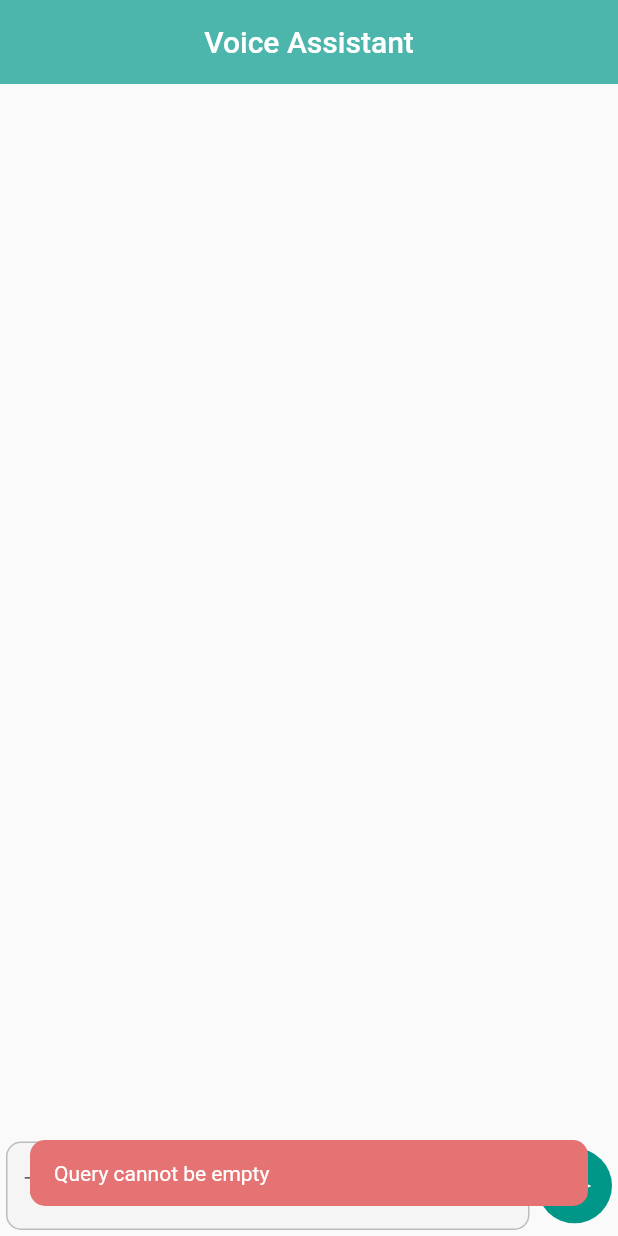
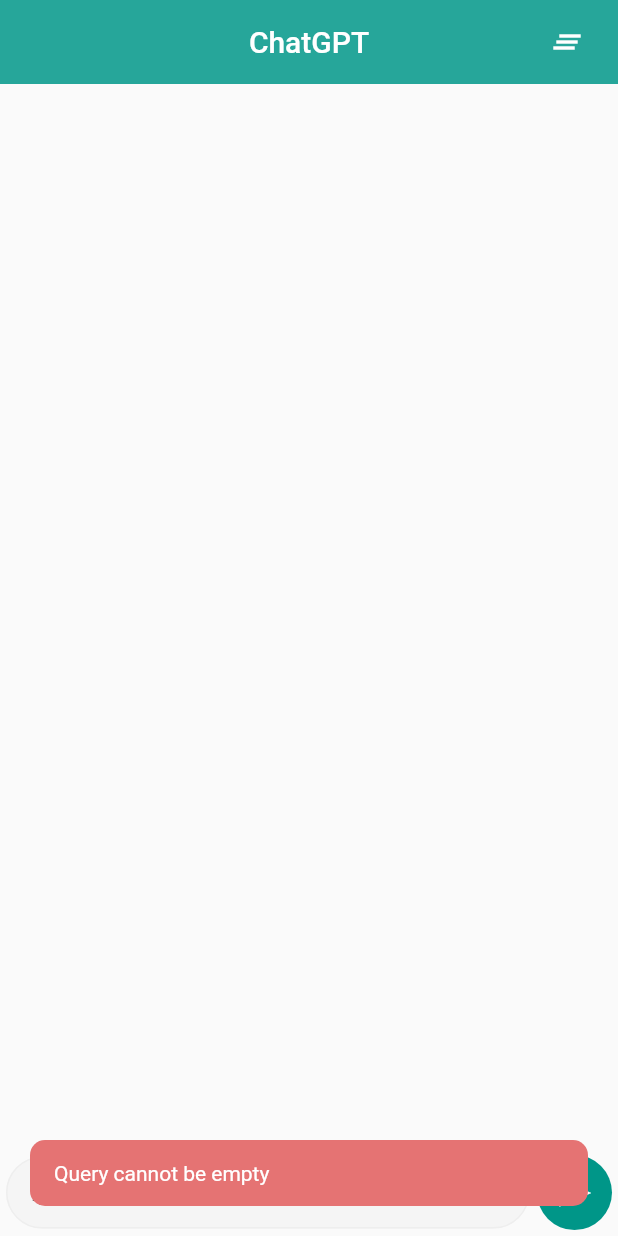
Before and after one commit to Zasaz/chat-assistant-chatGPT, a Flutter app: the screen it shows after launch, after a tap on the "send" icon, on a phone screen of 412 x 824 dp. Run offline on Flutter 3.47's test engine with Material 2 defaults, Android fonts, the phone set to English and light mode, and no system bars; our stand-ins replace flutter_riverpod, fluttertoast.

Commit message:
updated final commit

```diff
--- a/lib/core/constants/app_urls.dart
+++ b/lib/core/constants/app_urls.dart
@@ -5,7 +5,7 @@ class AppUrls {
 
   static String baseUrl = 'https://api.openai.com/v1/completions';
   static String bearerToken =
-      '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';
+      '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'; // Replace your own key
 }
 
 String prettyJson(jsonObject) {
--- a/lib/core/constants/app_utils.dart
+++ b/lib/core/constants/app_utils.dart
@@ -9,4 +9,20 @@ class AppUtils {
       backgroundColor: toastColor,
     );
   }
+
+  showScaffoldMessenger(String message, Color color, BuildContext context) {
+    return ScaffoldMessenger.of(context).showSnackBar(
+      SnackBar(
+        shape: RoundedRectangleBorder(
+          borderRadius: BorderRadius.circular(10),
+        ),
+        elevation: 0,
+        dismissDirection: DismissDirection.horizontal,
+        margin: const EdgeInsets.all(20),
+        behavior: SnackBarBehavior.floating,
+        backgroundColor: color,
+        content: Text(message),
+      ),
+    );
+  }
 }
--- a/lib/main.dart
+++ b/lib/main.dart
@@ -1,5 +1,6 @@
 import 'package:chat_bot/view/chat_view.dart';
 import 'package:flutter/material.dart';
+import 'package:flutter/services.dart';
 import 'package:flutter_riverpod/flutter_riverpod.dart';
 
 import 'core/observer/riverpod_observer.dart';
@@ -21,9 +22,13 @@ class MyApp extends StatelessWidget {
 
   @override
   Widget build(BuildContext context) {
+    SystemChrome.setEnabledSystemUIMode(
+      SystemUiMode.manual,
+      overlays: [],
+    );
     return const MaterialApp(
       debugShowCheckedModeBanner: false,
-      home: ChatView(),
+      home: ChatGPTView(),
     );
   }
 }
--- a/lib/provider/chat_provider.dart
+++ b/lib/provider/chat_provider.dart
@@ -1,6 +1,17 @@
+import 'package:flutter/material.dart';
+import 'package:flutter_riverpod/flutter_riverpod.dart';
 
+import '../model/chat_message_model.dart';
 
-// final chatProvider =
-//     FutureProvider.family<ChatMessageModel, String>((ref, query) async {
-//   return ChatRepository().sendMessage(query);
-// });
+final chatNotifierProvider = ChangeNotifierProvider(
+  (ref) => ChatNotifier(),
+);
+
+class ChatNotifier extends ChangeNotifier {
+  final List<ChatMessageModel> messages = [];
+
+  clearMessages() {
+    messages.clear();
+    notifyListeners();
+  }
+}
--- a/lib/view/chat_view.dart
+++ b/lib/view/chat_view.dart
@@ -1,28 +1,24 @@
+import 'package:chat_bot/core/constants/app_utils.dart';
 import 'package:chat_bot/core/constants/three_dots.dart';
 import 'package:chat_bot/model/chat_message_model.dart';
 import 'package:chat_bot/repository/chat_repository.dart';
 import 'package:flutter/material.dart';
 import 'package:flutter_riverpod/flutter_riverpod.dart';
-import 'package:speech_to_text/speech_to_text.dart';
 
+import '../provider/chat_provider.dart';
 import '../provider/chat_response_provider.dart';
 
-class ChatView extends ConsumerStatefulWidget {
-  const ChatView({super.key});
+class ChatGPTView extends ConsumerStatefulWidget {
+  const ChatGPTView({super.key});
 
   @override
   ConsumerState<ConsumerStatefulWidget> createState() => _ChatViewState();
 }
 
-class _ChatViewState extends ConsumerState<ChatView> {
+class _ChatViewState extends ConsumerState<ChatGPTView> {
   final TextEditingController _queryController = TextEditingController();
-  bool isListening = false;
-  bool isSendButton = false;
+  var scrollController = ScrollController();
   ChatRepository? chatRepo;
-
-  SpeechToText speechToText = SpeechToText();
-  final List<ChatMessageModel> message = [];
-  var scrollController = ScrollController();
 
   scrollHandler() {
     scrollController.animateTo(
@@ -35,13 +31,32 @@ class _ChatViewState extends ConsumerState<ChatView> {
   @override
   Widget build(BuildContext context) {
     chatRepo = ref.watch(chatRepositoryProvider);
+    final chatNotifier = ref.watch(chatNotifierProvider);
 
     return Scaffold(
       appBar: AppBar(
-        title: const Text('Voice Assistant'),
+        title: const Text('ChatGPT'),
         centerTitle: true,
-        backgroundColor: Colors.teal.shade300,
+        backgroundColor: Colors.teal.shade400,
         elevation: 0,
+        actions: [
+          Padding(
+            padding: const EdgeInsets.only(right: 10),
+            child: IconButton(
+              onPressed: () async {
+                await chatNotifier.clearMessages();
+                _queryController.clear();
+                if (!mounted) return;
+                AppUtils().showScaffoldMessenger(
+                  'Chat cleared. New ChatGPT link established',
+                  Colors.green.shade300,
+                  context,
+                );
+              },
+              icon: const Icon(Icons.clear_all),
+            ),
+          ),
+        ],
       ),
       body: SizedBox(
         width: MediaQuery.of(context).size.width,
@@ -52,53 +67,63 @@ class _ChatViewState extends ConsumerState<ChatView> {
             children: <Widget>[
               Expanded(
                 child: Container(
-                  padding:
-                      const EdgeInsets.symmetric(horizontal: 16, vertical: 12),
+                  padding: const EdgeInsets.symmetric(
+                    horizontal: 16,
+                    vertical: 12,
+                  ),
                   child: ListView.builder(
                     shrinkWrap: true,
                     physics: const BouncingScrollPhysics(),
                     controller: scrollController,
-                      itemCount: message.length,
-                      itemBuilder: (context, index) {
-                        return chatBubble(
-                          text: message[index].text.toString(),
-                          type: message[index].type,
-                        );
-                      }),
+                    itemCount: chatNotifier.messages.length,
+                    itemBuilder: (context, index) => chatBubble(
+                      text: chatNotifier.messages[index].text.toString(),
+                      type: chatNotifier.messages[index].type,
+                    ),
+                  ),
                 ),
               ),
               chatRepo!.isLoading ? const ThreeDots() : const SizedBox(),
-              const SizedBox(height: 10),
               Row(
                 children: [
                   Expanded(
                     child: TextFormField(
                       controller: _queryController,
                       decoration: InputDecoration(
+                        contentPadding:
+                            const EdgeInsets.symmetric(horizontal: 15),
                         enabledBorder: OutlineInputBorder(
-                          borderRadius: BorderRadius.circular(10),
-                          borderSide: BorderSide(color: Colors.grey.shade400),
+                          borderRadius: BorderRadius.circular(30),
+                          borderSide: BorderSide(color: Colors.grey.shade200),
                         ),
                         focusedBorder: OutlineInputBorder(
-                          borderRadius: BorderRadius.circular(10),
+                          borderRadius: BorderRadius.circular(30),
                           borderSide: BorderSide(color: Colors.grey.shade100),
                         ),
                         errorBorder: OutlineInputBorder(
-                          borderRadius: BorderRadius.circular(10),
+                          borderRadius: BorderRadius.circular(30),
                           borderSide: BorderSide(color: Colors.red.shade100),
                         ),
                         filled: true,
                         fillColor: Colors.grey.shade100,
                         border: InputBorder.none,
                         hintText: 'Type your query',
+                        hintStyle: const TextStyle(
+                            fontSize: 14, fontStyle: FontStyle.italic),
                       ),
                     ),
                   ),
                   const SizedBox(width: 5),
                   GestureDetector(
                     onTap: () async {
-                      if (_queryController.text.isNotEmpty) {
-                        message.add(
+                      if (chatRepo!.isLoading == true) {
+                        AppUtils().showScaffoldMessenger(
+                          'Request already sent',
+                          Colors.blue.shade300,
+                          context,
+                        );
+                      } else if (_queryController.text.isNotEmpty) {
+                        chatNotifier.messages.add(
                           ChatMessageModel(
                               text: _queryController.text,
                               type: ChatMessageType.user),
@@ -109,28 +134,19 @@ class _ChatViewState extends ConsumerState<ChatView> {
                         )
                             .then((value) {
                           _queryController.clear();
-                          setState(() {
-                            message.add(
+                          chatNotifier.messages.add(
                             ChatMessageModel(
                                 text: value.toString(),
                                 type: ChatMessageType.bot),
                           );
-                          });
                           scrollHandler();
                         });
+                        _queryController.clear();
                       } else {
-                        ScaffoldMessenger.of(context).showSnackBar(
-                          SnackBar(
-                            shape: RoundedRectangleBorder(
-                              borderRadius: BorderRadius.circular(10),
-                            ),
-                            elevation: 0,
-                            dismissDirection: DismissDirection.horizontal,
-                            margin: const EdgeInsets.all(20),
-                            behavior: SnackBarBehavior.floating,
-                            backgroundColor: Colors.red.shade300,
-                            content: const Text('Query cannot be empty'),
-                          ),
+                        AppUtils().showScaffoldMessenger(
+                          'Query cannot be empty',
+                          Colors.red.shade300,
+                          context,
                         );
                       }
                     },
@@ -138,10 +154,7 @@ class _ChatViewState extends ConsumerState<ChatView> {
                       radius: 25,
                       backgroundColor: Colors.teal,
                       child: Center(
-                        child: Icon(
-                          Icons.send,
-                          color: Colors.white,
-                        ),
+                        child: Icon(Icons.send, color: Colors.white),
                       ),
                     ),
                   )
@@ -176,15 +189,15 @@ class _ChatViewState extends ConsumerState<ChatView> {
               color:
                   type.index == 0 ? Colors.teal.shade50 : Colors.grey.shade200,
               borderRadius: const BorderRadius.only(
-                topRight: Radius.circular(10),
-                bottomLeft: Radius.circular(10),
-                bottomRight: Radius.circular(10),
+                topRight: Radius.circular(15),
+                bottomLeft: Radius.circular(15),
+                bottomRight: Radius.circular(0),
               ),
             ),
-            child: Text(
+            child: SelectableText(
               text,
               style: TextStyle(
-                fontSize: 15,
+                fontSize: 14,
                 color: Colors.black,
                 fontWeight: type.index == 0 ? FontWeight.w500 : FontWeight.w400,
               ),
```
Also changed, not shown: lib/core/constants/http_handler.dart (deleted, +0 -29 lines), lib/core/exceptions/exceptions.dart (deleted, +0 -51 lines), lib/core/exceptions/failure.dart (deleted, +0 -96 lines), 1 other file. Lines whose indentation alone changed are shown as unchanged.
